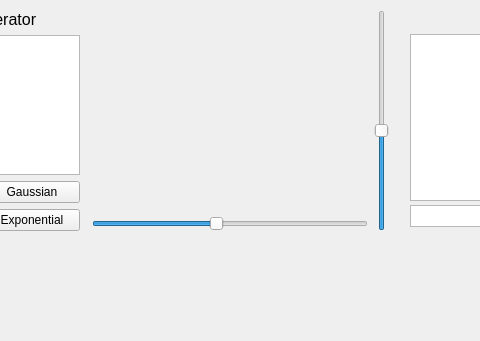
This is src/mainwindow.ui in Karenina-na/Sorting as Qt 5 draws it before an edit; both pictures show x 128 to 608 and y 0 to 341 of the 800 by 600 pixel window. The edited form follows.
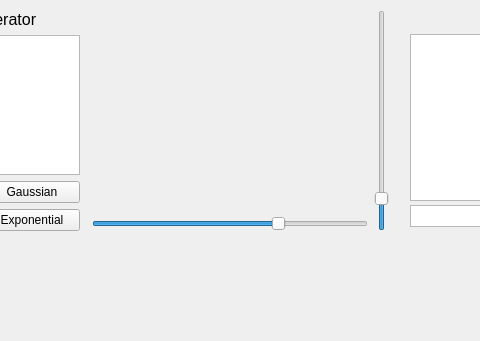
This is the edited form. Icons and pictures are not drawn. Custom widgets are drawn as their Qt base class.

What changed in the file:
```diff
--- a/src/mainwindow.ui
+++ b/src/mainwindow.ui
@@ -175,10 +175,16 @@
          <item row="0" column="1" rowspan="2">
           <widget class="QSlider" name="data_input_distribution_vertical_slider">
            <property name="minimum">
-            <number>10</number>
+            <number>15</number>
+           </property>
+           <property name="maximum">
+            <number>99</number>
            </property>
            <property name="value">
-            <number>50</number>
+            <number>25</number>
+           </property>
+           <property name="sliderPosition">
+            <number>25</number>
            </property>
            <property name="orientation">
             <enum>Qt::Vertical</enum>
@@ -194,10 +200,16 @@
             </sizepolicy>
            </property>
            <property name="minimum">
+            <number>2</number>
+           </property>
+           <property name="maximum">
+            <number>50</number>
+           </property>
+           <property name="pageStep">
             <number>10</number>
            </property>
            <property name="value">
-            <number>50</number>
+            <number>35</number>
            </property>
            <property name="orientation">
             <enum>Qt::Horizontal</enum>
```
